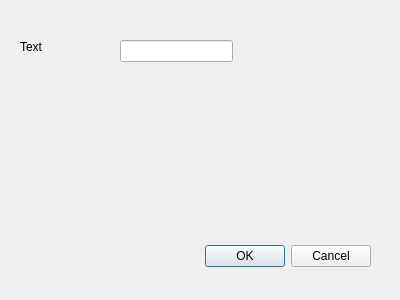
Above: demo_widget_dialog1/dialogerster.ui from tekkitom/bg_prin_public before the change. Below: the same form after it.
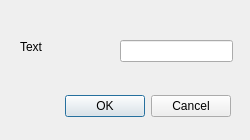
That is the form after the change.

What changed in the file:
```diff
--- a/demo_widget_dialog1/dialogerster.ui
+++ b/demo_widget_dialog1/dialogerster.ui
@@ -6,8 +6,8 @@
    <rect>
     <x>0</x>
     <y>0</y>
-    <width>400</width>
-    <height>300</height>
+    <width>250</width>
+    <height>140</height>
    </rect>
   </property>
   <property name="windowTitle">
@@ -16,9 +16,9 @@
   <widget class="QDialogButtonBox" name="buttonBox">
    <property name="geometry">
     <rect>
-     <x>30</x>
-     <y>240</y>
-     <width>341</width>
+     <x>20</x>
+     <y>90</y>
+     <width>211</width>
      <height>32</height>
     </rect>
    </property>
```
